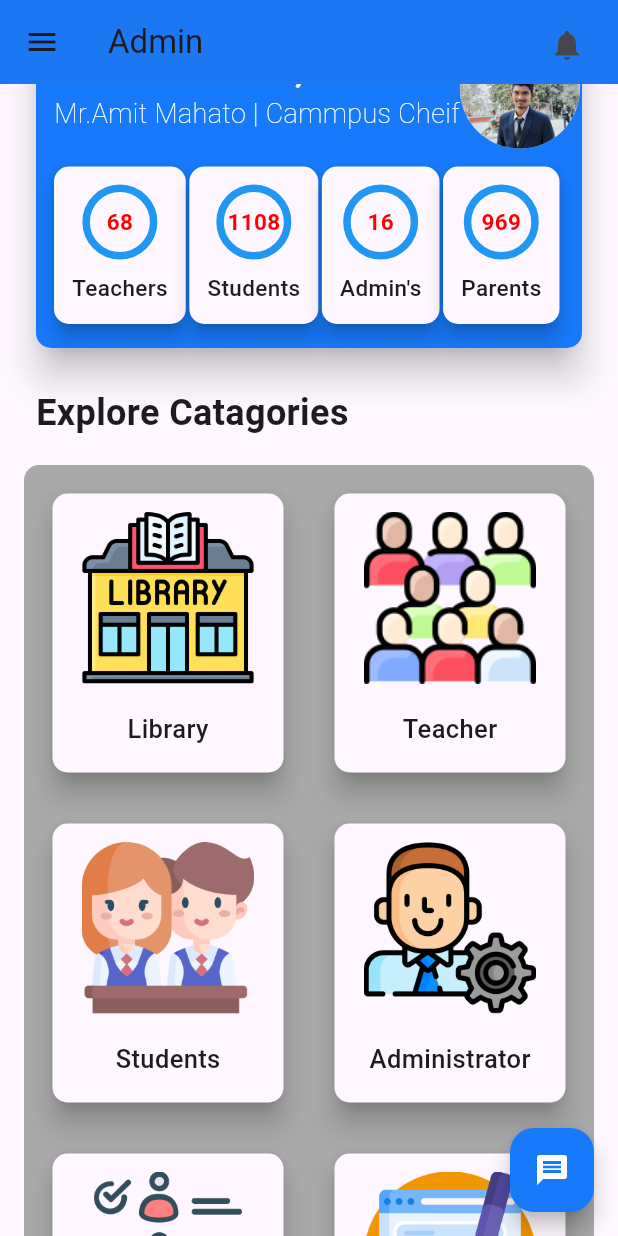
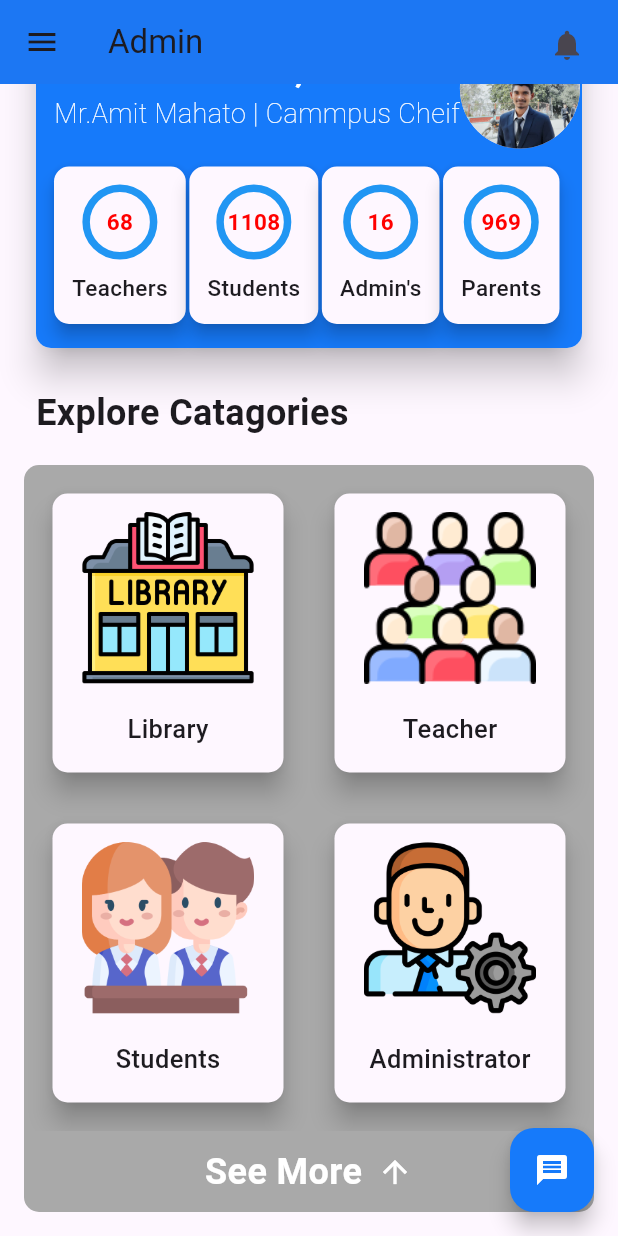
Before and after one commit to amitmahato98/CMS, a Flutter app: the screen it shows after launch, scrolled down 65 dp, on a phone screen of 412 x 824 dp. Run offline on Flutter 3.47's test engine with Material 3 defaults, Android fonts, the phone set to English and light mode, and no system bars.

Commit message:
DashBoard  decorated and Updated

```diff
--- a/lib/navigations/body/dashboard.dart
+++ b/lib/navigations/body/dashboard.dart
@@ -1,5 +1,6 @@
 import 'package:cms/datatypes/datatypes.dart';
 import 'package:cms/navigations/screens/admin/admin.dart';
+import 'package:cms/navigations/screens/approve/leave-request/leave-request-approve.dart';
 import 'package:cms/navigations/screens/attendence/attendence.dart';
 import 'package:cms/navigations/screens/chat/parent/parentchat.dart';
 import 'package:cms/navigations/screens/chat/student/studentchat.dart';
@@ -346,22 +347,28 @@ class _GridbuildState extends State<Gridbuild> {
     {"icon": "assets/icons/icon6-form.png", "title": "Form"},
     {"icon": "assets/icons/icon7-notification.png", "title": "Notifications"},
     {"icon": "assets/icons/icon8-meeting.png", "title": "Meeting"},
+    {"icon": "assets/icons/icons4-approve.png", "title": "Approve"},
   ];
 
+  // Map of titles to their respective screen widgets
+  bool _isExpanded = false;
   @override
   Widget build(BuildContext context) {
-    return Container(
+    final int itemToShow = _isExpanded ? gridMap.length : 4;
+    return Column(
+      children: [
+        Container(
           // color: GrayColor,
           padding: EdgeInsets.all(12),
           decoration: BoxDecoration(
             color: GrayColor,
-        borderRadius: BorderRadius.circular(10),
+            borderRadius: BorderRadius.vertical(top: Radius.circular(10)),
           ),
           child: GridView.builder(
             physics: NeverScrollableScrollPhysics(),
 
             shrinkWrap: true,
-        itemCount: gridMap.length,
+            itemCount: itemToShow,
             gridDelegate: SliverGridDelegateWithFixedCrossAxisCount(
               crossAxisCount: 2,
               crossAxisSpacing: 20,
@@ -373,54 +380,26 @@ class _GridbuildState extends State<Gridbuild> {
                 padding: const EdgeInsets.all(7.0),
                 child: GestureDetector(
                   onTap: () {
-                setState(() {
-                  if (gridMap.elementAt(index)['title'] == "Students") {
-                    Navigator.push(
-                      context,
-                      MaterialPageRoute(builder: (context) => Student()),
-                    );
-                  } else if (gridMap.elementAt(index)["title"] == "Teacher") {
-                    Navigator.push(
-                      context,
-                      MaterialPageRoute(builder: (context) => Teacher()),
-                    );
-                  } else if (gridMap.elementAt(index)["title"] ==
-                      "Administrator") {
-                    Navigator.push(
-                      context,
-                      MaterialPageRoute(builder: (context) => Admin()),
-                    );
-                  } else if (gridMap.elementAt(index)["title"] == "Library") {
-                    Navigator.push(
-                      context,
-                      MaterialPageRoute(builder: (context) => Library()),
-                    );
-                  } else if (gridMap.elementAt(index)["title"] ==
-                      "Attendence") {
-                    Navigator.push(
-                      context,
-                      MaterialPageRoute(builder: (context) => Attendence()),
-                    );
-                  } else if (gridMap.elementAt(index)["title"] ==
-                      "Notifications") {
+                    final String title = gridMap.elementAt(index)["title"];
+                    final Map<String, Widget> screenMap = {
+                      "Student": Student(),
+                      "Teacher": Teacher(),
+                      "Administrator": Admin(),
+                      "Library": Library(),
+                      "Attendence": Attendence(),
+                      "Notification": SendNotification(),
+                      "Form": FormFillUp(),
+                      "Meeting": Meeting(),
+                      "Approve": LeaveRequestApprove(),
+                    };
+                    if (screenMap.containsKey(title)) {
                       Navigator.push(
                         context,
                         MaterialPageRoute(
-                        builder: (context) => SendNotification(),
+                          builder: (context) => screenMap[title]!,
                         ),
                       );
-                  } else if (gridMap.elementAt(index)["title"] == "Form") {
-                    Navigator.push(
-                      context,
-                      MaterialPageRoute(builder: (context) => FormFillUp()),
-                    );
-                  } else if (gridMap.elementAt(index)["title"] == "Meeting") {
-                    Navigator.push(
-                      context,
-                      MaterialPageRoute(builder: (context) => Meeting()),
-                    );
                     }
-                });
                   },
                   child: Container(
                     decoration: BoxDecoration(
@@ -457,6 +436,46 @@ class _GridbuildState extends State<Gridbuild> {
               );
             },
           ),
+        ),
+        if (gridMap.length > 4)
+          InkWell(
+            onTap: () {
+              setState(() {
+                _isExpanded = !_isExpanded;
+              });
+            },
+            child: Container(
+              width: double.infinity,
+              alignment: Alignment.center,
+              padding: EdgeInsets.all(10),
+              decoration: BoxDecoration(
+                color: GrayColor,
+                borderRadius: BorderRadius.vertical(
+                  bottom: Radius.circular(10),
+                ),
+              ),
+              child: Row(
+                mainAxisAlignment: MainAxisAlignment.center,
+                children: [
+                  Text(
+                    _isExpanded ? "See Less" : "See More",
+                    style: TextStyle(
+                      fontSize: 24,
+                      fontWeight: FontWeight.w600,
+                      color: Colors.white,
+                    ),
+                  ),
+                  SizedBox(width: 10),
+                  Icon(
+                    _isExpanded ? Icons.arrow_upward : Icons.arrow_upward,
+                    size: 24,
+                    color: Colors.white,
+                  ),
+                ],
+              ),
+            ),
+          ),
+      ],
     );
   }
 }
--- /dev/null
+++ b/lib/navigations/screens/approve/leave-request/leave-request-approve.dart
@@ -0,0 +1,27 @@
+import 'package:flutter/material.dart';
+
+class LeaveRequestApprove extends StatefulWidget {
+  const LeaveRequestApprove({super.key});
+
+  @override
+  State<LeaveRequestApprove> createState() => _LeaveRequestApproveState();
+}
+
+class _LeaveRequestApproveState extends State<LeaveRequestApprove> {
+  @override
+  Widget build(BuildContext context) {
+    return MaterialApp(
+      debugShowCheckedModeBanner: false,
+      home: Scaffold(
+        appBar: AppBar(
+          title: Text("Leave Request"),
+          leading: IconButton(
+            onPressed: () => Navigator.pop(context),
+            icon: Icon(Icons.arrow_back),
+          ),
+        ),
+        body: Center(child: Text("its Admin page")),
+      ),
+    );
+  }
+}
```
Also changed, not shown: assets/icons/icons4-approve.png (added). Lines whose indentation alone changed are shown as unchanged.
